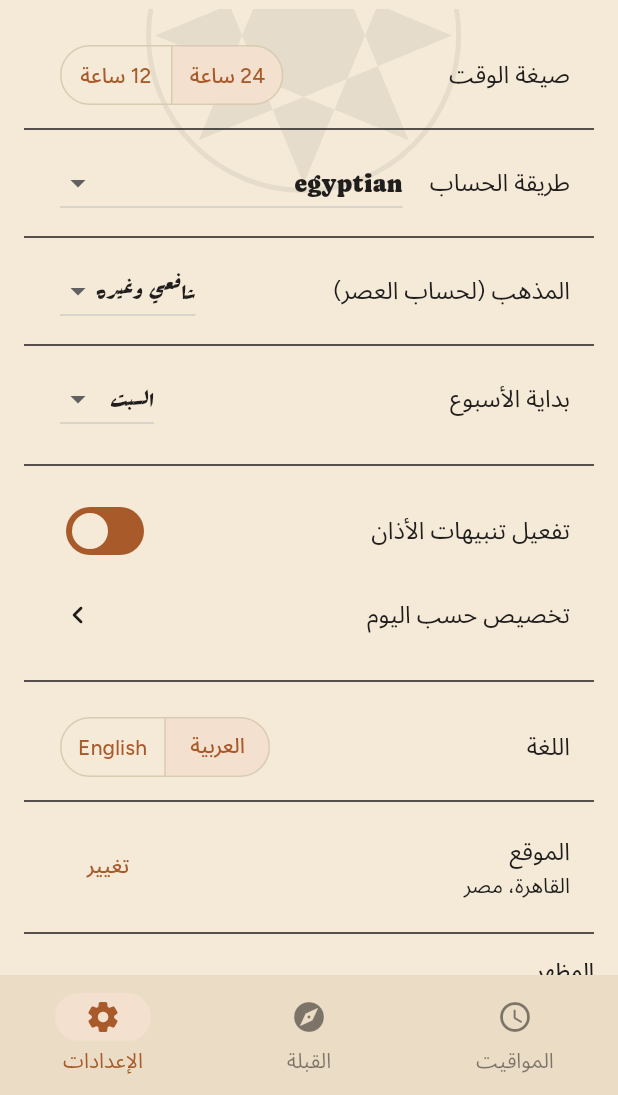
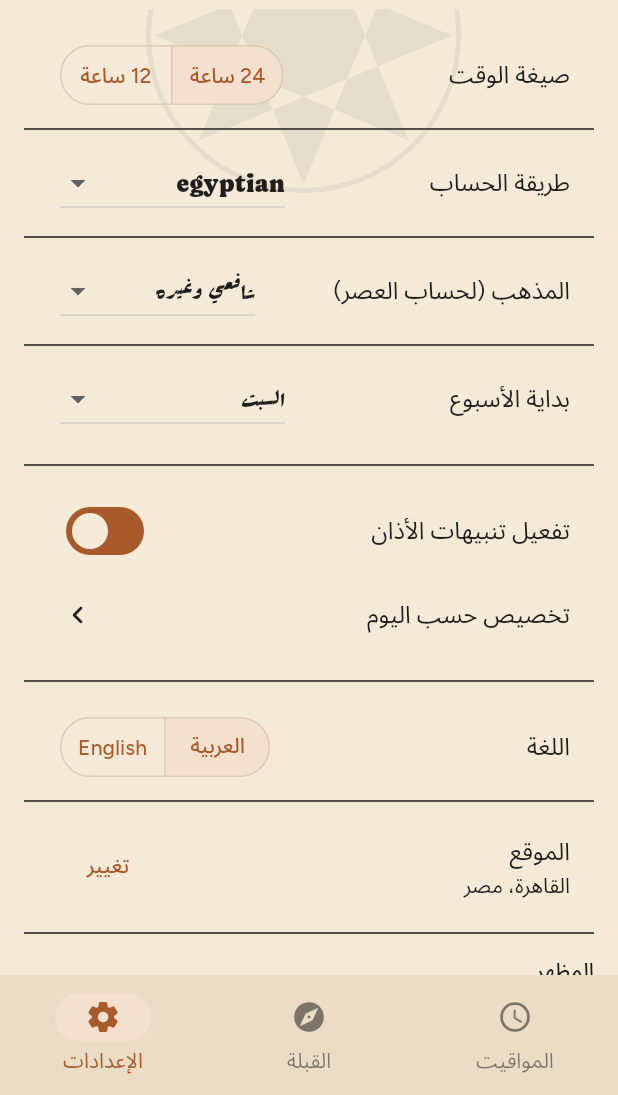
Before and after one commit to ojgWeza/prayer-qibla-app, a Flutter app: the screen it shows after launch, item 3 of the bottom bar chosen, on a phone screen of 412 x 824 dp, the part 141-1236 px from its top. Run offline on Flutter 3.47's test engine with Material 3 defaults, Android fonts, the phone set to English and light mode, and no system bars; our stand-ins replace flutter_compass, flutter_local_notifications, flutter_timezone, geolocator, google_mobile_ads, hijri and 2 more; missing offline and left inert: adhan_dart, home_widget; statements that could not run were skipped.

Commit message:
Fix Settings dropdown labels squeezing into vertical single-letter columns
DropdownButton sizes its closed width to the widest item in its whole
list, not just the selected value. availableCalculationMethods includes
'moonsightingCommittee' (21 chars, unlocalized), so the calculation-method
dropdown always reserved that much width even while showing a short value
like 'egyptian' -- squeezing the ListTile's Arabic title into a column so
narrow each character wrapped onto its own line. Found live on the new
local emulator. Constrained all three Settings dropdowns (calculation
method, madhab, week start) to a fixed width with isExpanded + ellipsis,
since they share the same structural risk across locales.

```diff
--- a/lib/screens/settings_screen.dart
+++ b/lib/screens/settings_screen.dart
@@ -70,21 +70,31 @@ class SettingsScreen extends StatelessWidget {
         const Divider(),
         ListTile(
           title: Text(AppStrings.of(context, 'calculationMethod')),
-          trailing: DropdownButton<String>(
+          trailing: SizedBox(
+            width: 150,
+            child: DropdownButton<String>(
+              isExpanded: true,
               value: calculationMethod,
               onChanged: (v) {
                 if (v != null) onCalculationMethodChanged(v);
               },
               items: [
                 for (final method in availableCalculationMethods)
-                DropdownMenuItem(value: method, child: Text(method)),
+                  DropdownMenuItem(
+                    value: method,
+                    child: Text(method, overflow: TextOverflow.ellipsis),
+                  ),
               ],
+            ),
           ),
         ),
         const Divider(),
         ListTile(
           title: Text(AppStrings.of(context, 'madhab')),
-          trailing: DropdownButton<String>(
+          trailing: SizedBox(
+            width: 130,
+            child: DropdownButton<String>(
+              isExpanded: true,
               value: madhab,
               onChanged: (v) {
                 if (v != null) onMadhabChanged(v);
@@ -92,19 +102,29 @@ class SettingsScreen extends StatelessWidget {
               items: [
                 DropdownMenuItem(
                   value: 'shafi',
-                child: Text(AppStrings.of(context, 'shafi')),
+                  child: Text(
+                    AppStrings.of(context, 'shafi'),
+                    overflow: TextOverflow.ellipsis,
+                  ),
                 ),
                 DropdownMenuItem(
                   value: 'hanafi',
-                child: Text(AppStrings.of(context, 'hanafi')),
+                  child: Text(
+                    AppStrings.of(context, 'hanafi'),
+                    overflow: TextOverflow.ellipsis,
+                  ),
                 ),
               ],
+            ),
           ),
         ),
         const Divider(),
         ListTile(
           title: Text(AppStrings.of(context, 'weekStart')),
-          trailing: DropdownButton<int>(
+          trailing: SizedBox(
+            width: 150,
+            child: DropdownButton<int>(
+              isExpanded: true,
               value: weekStart,
               onChanged: (v) {
                 if (v != null) onWeekStartChanged(v);
@@ -115,9 +135,11 @@ class SettingsScreen extends StatelessWidget {
                     value: offset,
                     child: Text(
                       AppStrings.of(context, 'fullDay${offset + 1}'),
+                      overflow: TextOverflow.ellipsis,
                     ),
                   ),
               ],
+            ),
           ),
         ),
         const Divider(height: 32),
```
Lines whose indentation alone changed are shown as unchanged.
